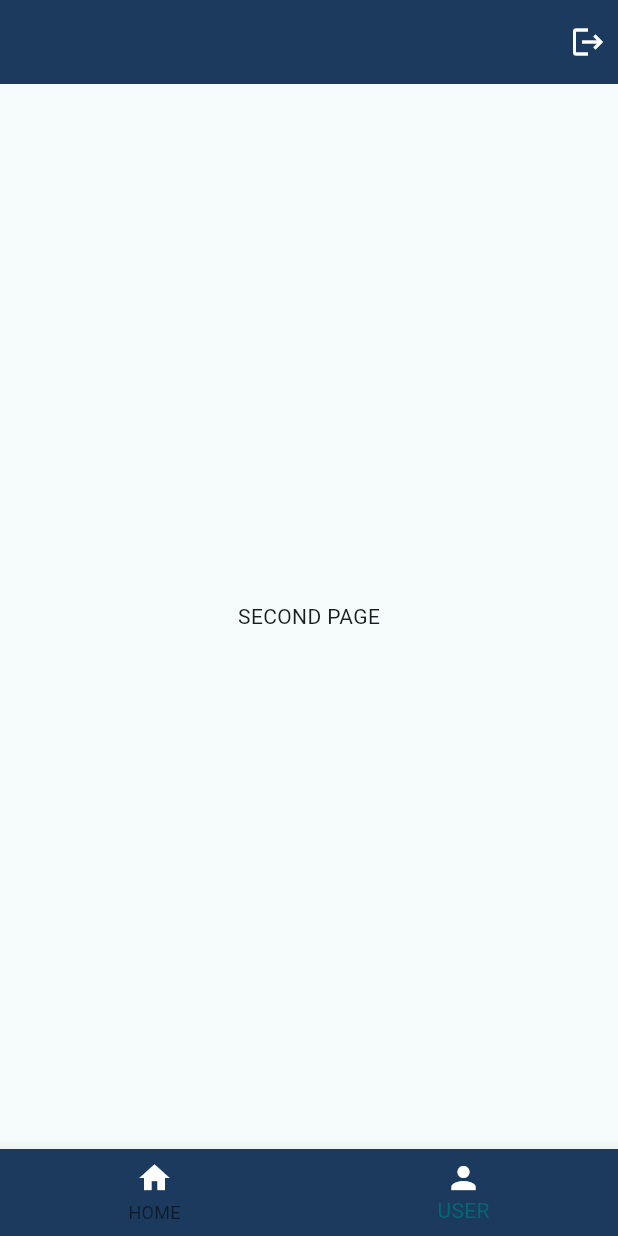
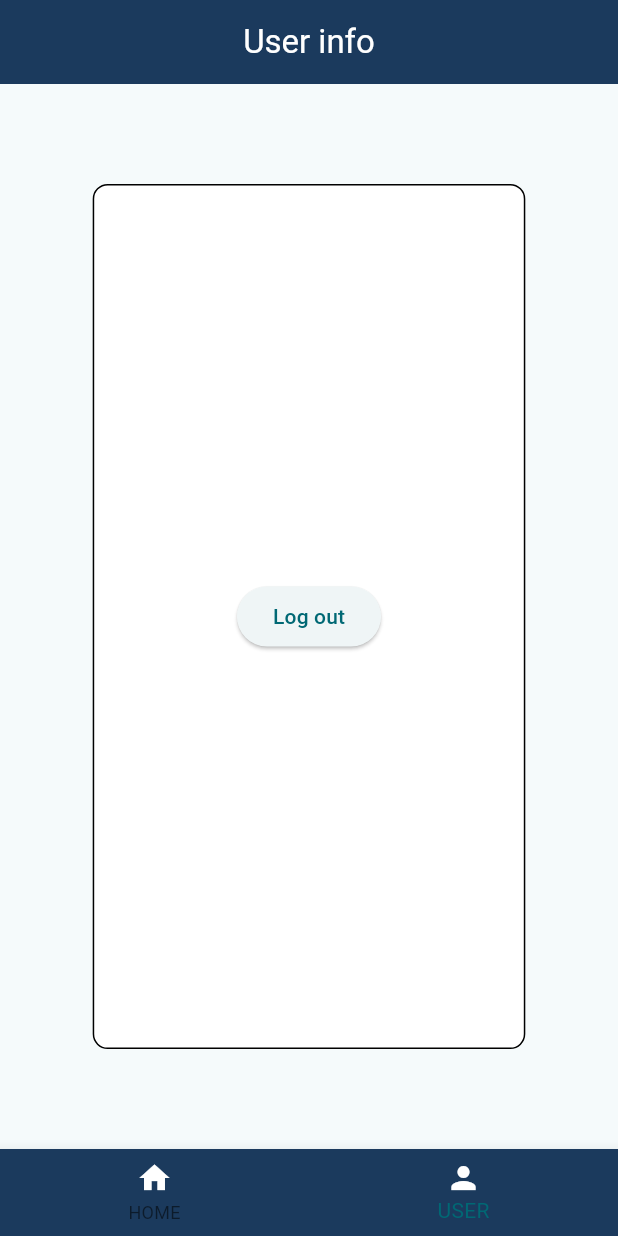
Before and after one commit to bogbrz/brain_check, a Flutter app: the screen it shows once a user with an empty profile is signed in, item 2 of the bottom bar chosen, on a phone screen of 412 x 824 dp. Run offline on Flutter 3.47's test engine with Material 3 defaults, Android fonts, the phone set to English and light mode, and no system bars; our stand-ins replace bloc, cloud_firestore, dio, firebase_auth, firebase_core, flutter_bloc and 6 more; accounts and stored records are empty; generated files the repository leaves out were written again; network calls fail.

Commit message:
Implement firebase profile collection

```diff
--- a/lib/app.dart
+++ /dev/null
@@ -1,21 +0,0 @@
-import 'package:brain_check/features/pages/root_page/root_page.dart';
-import 'package:brain_check/navigator_page.dart';
-import 'package:flutter/material.dart';
-
-class MyApp extends StatelessWidget {
-  const MyApp({super.key});
-
-  @override
-  Widget build(BuildContext context) {
-    return MaterialApp(
-        title: 'Flutter Demo',
-        theme: ThemeData(
-          colorScheme: ColorScheme.fromSeed(
-            background: Color.fromARGB(255, 31, 81, 135),
-            seedColor: Color.fromARGB(255, 255, 255, 255),
-          ),
-          useMaterial3: true,
-        ),
-        home: RootPage());
-  }
-}
--- /dev/null
+++ b/lib/app/app.dart
@@ -0,0 +1,27 @@
+import 'package:brain_check/app/global%20cubit/cubit/user_page_cubit.dart';
+import 'package:brain_check/app/injection_container.dart';
+import 'package:brain_check/features/pages/root_page/root_page.dart';
+
+import 'package:flutter/material.dart';
+import 'package:flutter_bloc/flutter_bloc.dart';
+
+class MyApp extends StatelessWidget {
+  const MyApp({super.key});
+
+  @override
+  Widget build(BuildContext context) {
+    return BlocProvider(
+      create: (context) => getIt<UserPageCubit>()..getProfile(),
+      child: MaterialApp(
+          title: 'Flutter Demo',
+          theme: ThemeData(
+            colorScheme: ColorScheme.fromSeed(
+              background: Color.fromARGB(255, 31, 81, 135),
+              seedColor: Color.fromARGB(255, 255, 255, 255),
+            ),
+            useMaterial3: true,
+          ),
+          home: RootPage()),
+    );
+  }
+}
--- /dev/null
+++ b/lib/app/global cubit/cubit/user_page_cubit.dart
@@ -0,0 +1,33 @@
+import 'dart:async';
+
+import 'package:bloc/bloc.dart';
+import 'package:brain_check/domain/models/profile_model.dart';
+import 'package:brain_check/domain/repositories/authentication_repository.dart';
+import 'package:brain_check/domain/repositories/ranking_repository.dart';
+import 'package:freezed_annotation/freezed_annotation.dart';
+
+part 'user_page_state.dart';
+part 'user_page_cubit.freezed.dart';
+
+class UserPageCubit extends Cubit<UserPageState> {
+  UserPageCubit({required this.authRepository, required this.rankingRepository})
+      : super(UserPageState(errorMessage: null, profile: []));
+
+  final AuthRepository authRepository;
+  final RankingRepository rankingRepository;
+  StreamSubscription? streamSubscription;
+
+  Future<void> getProfile() async {
+    streamSubscription = rankingRepository.getProfile().listen((event) {
+      try {
+        emit(UserPageState(errorMessage: null, profile: event));
+      } catch (error) {
+        emit(UserPageState(errorMessage: error.toString(), profile: []));
+      }
+    });
+  }
+
+  Future<void> signOut() async {
+    return authRepository.signOut();
+  }
+}
--- /dev/null
+++ b/lib/app/global cubit/cubit/user_page_state.dart
@@ -0,0 +1,6 @@
+part of 'user_page_cubit.dart';
+
+@freezed
+class UserPageState with _$UserPageState {
+  const factory UserPageState({required String? errorMessage, required List<ProfileModel> profile}) = _Initial;
+}
--- /dev/null
+++ b/lib/domain/models/profile_model.dart
@@ -0,0 +1,13 @@
+import 'package:freezed_annotation/freezed_annotation.dart';
+
+part 'profile_model.freezed.dart';
+
+
+@freezed
+class ProfileModel with _$ProfileModel {
+
+  factory ProfileModel({
+    required String email, required String nickName, required int points,
+  }) = _ProfileModel;
+
+}
--- /dev/null
+++ b/lib/domain/repositories/ranking_repository.dart
@@ -0,0 +1,29 @@
+import 'dart:async';
+
+import 'package:brain_check/data_sources/ranking_data_source.dart';
+import 'package:brain_check/domain/models/profile_model.dart';
+
+class RankingRepository {
+  final RankingFireBaseDataSource rankingFireBaseDataSource;
+  StreamSubscription? streamSubscription;
+
+  RankingRepository({required this.rankingFireBaseDataSource});
+
+  Future<void> addProfile(
+      {required String nickName, required String email}) async {
+    await rankingFireBaseDataSource.setProfile(
+        nickName: nickName, email: email);
+  }
+
+  Stream<List<ProfileModel>> getProfile() {
+    return rankingFireBaseDataSource.getProfileInfo().map((snapshot) {
+      return snapshot.docs.map((doc) {
+        return ProfileModel(
+          email: doc['email'],
+          nickName: doc['nickName'],
+          points: doc['points'],
+        );
+      }).toList();
+    });
+  }
+}
--- a/lib/features/pages/log_in/cubit/log_in_page_cubit.dart
+++ b/lib/features/pages/log_in/cubit/log_in_page_cubit.dart
@@ -53,7 +53,9 @@ class LogInPageCubit extends Cubit<LogInPageState> {
       );
     }
   }
-  Future<void> signOut() async {
-    return authRepository.signOut();
+
+
+  Future<void> setNickName() async {
+
   }
 }
--- a/lib/features/pages/log_in/user_page.dart
+++ /dev/null
@@ -1,43 +0,0 @@
-import 'package:brain_check/app/injection_container.dart';
-import 'package:brain_check/features/pages/log_in/cubit/log_in_page_cubit.dart';
-import 'package:flutter/material.dart';
-import 'package:flutter_bloc/flutter_bloc.dart';
-
-class UserPage extends StatelessWidget {
-  const UserPage({
-    super.key,
-  });
-
-  @override
-  Widget build(BuildContext context) {
-    return BlocProvider(
-      create: (context) => getIt<LogInPageCubit>(),
-      child: BlocBuilder<LogInPageCubit, LogInPageState>(
-        builder: (context, state) {
-          return Scaffold(
-            appBar: AppBar(
-              backgroundColor: Color.fromARGB(255, 27, 58, 93),
-              actions: [
-                Padding(
-                  padding: const EdgeInsets.all(8.0),
-                  child: InkWell(
-                    onTap: () {
-                      context.read<LogInPageCubit>().signOut();
-                    },
-                    child: Icon(
-                      Icons.logout,
-                      color: Colors.white,
-                    ),
-                  ),
-                )
-              ],
-            ),
-            body: Center(
-              child: Text("SECOND PAGE"),
-            ),
-          );
-        },
-      ),
-    );
-  }
-}
--- a/lib/features/pages/root_page/root_page.dart
+++ b/lib/features/pages/root_page/root_page.dart
@@ -20,7 +20,7 @@ class RootPage extends StatelessWidget {
           if (state.user == null) {
             return const LogInPage();
           }
-          return const NavigatorPage();
+          return  NavigatorPage(user: state.user,);
         }));
   }
 }
--- a/lib/features/pages/settings_page.dart
+++ /dev/null
@@ -1,19 +0,0 @@
-import 'package:flutter/material.dart';
-
-class SettingsPage extends StatelessWidget {
-  const SettingsPage({
-    super.key,
-  });
-
-  @override
-  Widget build(BuildContext context) {
-    return Scaffold(
-      appBar: AppBar(
-        backgroundColor: Color.fromARGB(255, 27, 58, 93),
-      ),
-      body: Center(
-        child: Text("Settings Page"),
-      ),
-    );
-  }
-}
--- /dev/null
+++ b/lib/features/pages/settings_page/cubit/settings_page_state.dart
@@ -0,0 +1,6 @@
+part of 'settings_page_cubit.dart';
+
+@freezed
+class SettingsPageState with _$SettingsPageState {
+  const factory SettingsPageState({required String? errorMessage}) = _Initial;
+}
--- /dev/null
+++ b/lib/features/pages/user_page/user_page.dart
@@ -0,0 +1,67 @@
+import 'package:brain_check/app/global%20cubit/cubit/user_page_cubit.dart';
+import 'package:brain_check/app/injection_container.dart';
+
+
+import 'package:firebase_auth/firebase_auth.dart';
+import 'package:flutter/material.dart';
+import 'package:flutter_bloc/flutter_bloc.dart';
+
+class UserPage extends StatelessWidget {
+  const UserPage({
+    required this.user,
+    super.key,
+  });
+  final User? user;
+
+  @override
+  Widget build(BuildContext context) {
+    return BlocProvider(
+      create: (context) => getIt<UserPageCubit>()..getProfile(),
+      child: BlocBuilder<UserPageCubit, UserPageState>(
+        builder: (context, state) {
+          return Scaffold(
+            appBar: AppBar(
+              title: Text(
+                "User info",
+                style: TextStyle(color: Colors.white),
+              ),
+              centerTitle: true,
+              backgroundColor: Color.fromARGB(255, 27, 58, 93),
+            ),
+            body: Center(
+              child: Container(
+                padding: EdgeInsets.all(8),
+                height: MediaQuery.of(context).size.height * 0.7,
+                width: MediaQuery.of(context).size.width * 0.7,
+                decoration: BoxDecoration(
+                    color: Colors.white,
+                    border: Border.all(),
+                    borderRadius: BorderRadius.circular(10)),
+                child: Column(
+                  mainAxisAlignment: MainAxisAlignment.spaceEvenly,
+                  children: [
+                    for (final profile in state.profile) ...[
+                      Text("Your email adress: ${user!.email}",
+                          style: Theme.of(context).textTheme.headlineMedium),
+                      Text("Your nickname: ${profile.nickName}",
+                          style: Theme.of(context).textTheme.headlineMedium),
+                      Text("Quiz played:  ",
+                          style: Theme.of(context).textTheme.headlineMedium),
+                      Text("Personal rating: ${profile.points}",
+                          style: Theme.of(context).textTheme.headlineMedium),
+                    ],
+                    ElevatedButton(
+                        onPressed: () {
+                          context.read<UserPageCubit>().signOut();
+                        },
+                        child: Text("Log out"))
+                  ],
+                ),
+              ),
+            ),
+          );
+        },
+      ),
+    );
+  }
+}
--- a/lib/main.dart
+++ b/lib/main.dart
@@ -1,4 +1,4 @@
-import 'package:brain_check/app.dart';
+import 'package:brain_check/app/app.dart';
 import 'package:brain_check/app/injection_container.dart';
 import 'package:brain_check/firebase_options.dart';
 import 'package:firebase_core/firebase_core.dart';
--- a/lib/navigator_page.dart
+++ b/lib/navigator_page.dart
@@ -1,12 +1,14 @@
 import 'package:brain_check/features/pages/home_page.dart';
-import 'package:brain_check/features/pages/log_in/user_page.dart';
+import 'package:brain_check/features/pages/user_page/user_page.dart';
+import 'package:firebase_auth/firebase_auth.dart';
 import 'package:flutter/material.dart';
 
 class NavigatorPage extends StatefulWidget {
   const NavigatorPage({
+    required this.user,
     super.key,
   });
-
+  final User? user;
   @override
   State<NavigatorPage> createState() => _NavigatorPageState();
 }
@@ -18,9 +20,13 @@ class _NavigatorPageState extends State<NavigatorPage> {
     return Scaffold(
       body: Builder(builder: (context) {
         if (pageIndex == 0) {
-          return HomePage();
+          return HomePage(
+            user: widget.user,
+          );
         } else {
-          return UserPage();
+          return UserPage(
+            user: widget.user,
+          );
         }
       }),
       bottomNavigationBar: BottomNavigationBar(
--- a/pubspec.yaml
+++ b/pubspec.yaml
@@ -50,6 +50,7 @@ dependencies:
   timer_count_down: ^2.2.2
   firebase_core: ^2.24.2
   firebase_auth: ^4.16.0
+  cloud_firestore: ^4.14.0
 
 
 dev_dependencies:
```
Also changed, not shown: lib/data_sources/ranking_data_source.dart (+39 -2 lines), lib/features/pages/home_page.dart (+30 -10 lines), lib/features/pages/settings_page/cubit/settings_page_cubit.dart (added, +16 -0 lines), lib/features/pages/settings_page/settings_page.dart (added, +49 -0 lines), lib/app/global cubit/cubit/user_page_cubit.freezed.dart (added), lib/app/injection_container.config.dart, lib/domain/models/profile_model.freezed.dart (added), lib/features/pages/settings_page/cubit/settings_page_cubit.freezed.dart (added), pubspec.lock, 4 other files.
